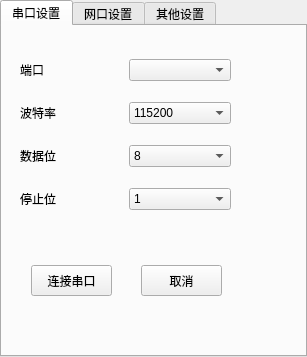
RoboticsKingWay/EMDetect, file setupwindow.ui: the form before one commit.
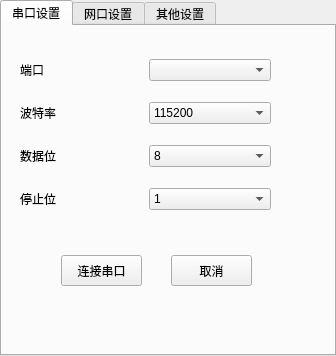
The form after the commit. Icons and pictures are not drawn.

The edit to the form file:
```diff
--- a/setupwindow.ui
+++ b/setupwindow.ui
@@ -6,10 +6,16 @@
    <rect>
     <x>0</x>
     <y>0</y>
-    <width>307</width>
-    <height>357</height>
+    <width>336</width>
+    <height>356</height>
    </rect>
   </property>
+  <property name="sizePolicy">
+   <sizepolicy hsizetype="Fixed" vsizetype="Fixed">
+    <horstretch>0</horstretch>
+    <verstretch>0</verstretch>
+   </sizepolicy>
+  </property>
   <property name="windowTitle">
    <string>参数设置</string>
   </property>
@@ -32,7 +38,7 @@
         <rect>
          <x>9</x>
          <y>9</y>
-         <width>211</width>
+         <width>251</width>
          <height>181</height>
         </rect>
        </property>
@@ -145,10 +151,10 @@
       <widget class="QWidget" name="widget_2" native="true">
        <property name="geometry">
         <rect>
-         <x>10</x>
-         <y>200</y>
-         <width>211</width>
-         <height>91</height>
+         <x>40</x>
+         <y>190</y>
+         <width>221</width>
+         <height>81</height>
         </rect>
        </property>
        <property name="maximumSize">
```
